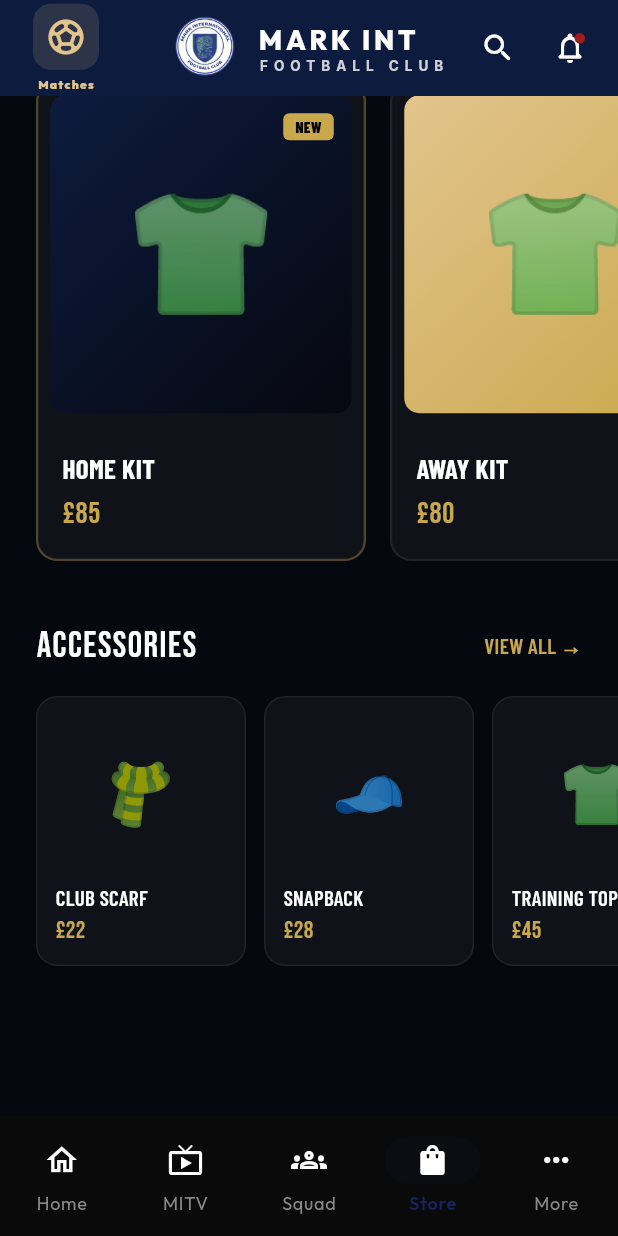
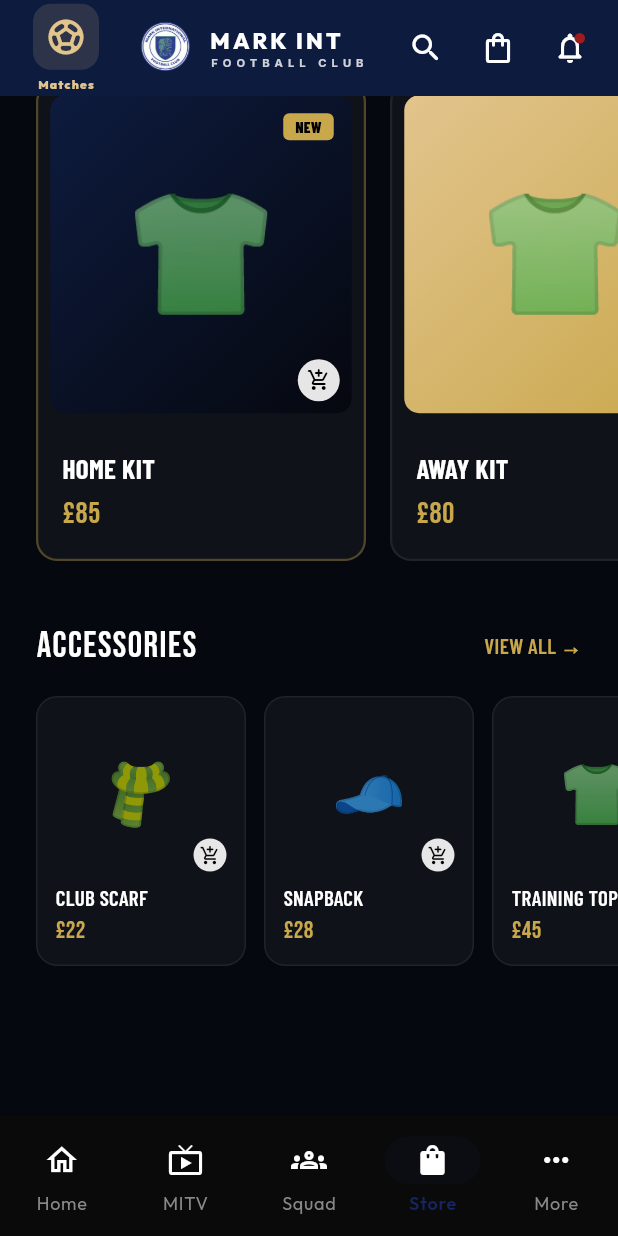
Before and after one commit to roshanalbertshaiju/markfc-app, a Flutter app: the screen it shows after launch, item 4 of the bottom bar chosen, scrolled down 333 dp, on a phone screen of 412 x 824 dp. Run offline on Flutter 3.47's test engine with Material 3 defaults, Android fonts, the phone set to English and light mode, and no system bars; our stand-ins replace cached_network_image, emoji_picker_flutter, flutter_animate, flutter_riverpod, go_router, google_fonts and 3 more; network calls fail.

Commit message:
feat: implement store screen with product display and cart integration.

```diff
--- /dev/null
+++ b/lib/features/store/data/models/cart_item.dart
@@ -0,0 +1,45 @@
+import 'package:flutter/foundation.dart';
+
+@immutable
+class CartItem {
+  final String id;
+  final String name;
+  final String price;
+  final String emoji;
+  final int quantity;
+
+  const CartItem({
+    required this.id,
+    required this.name,
+    required this.price,
+    required this.emoji,
+    this.quantity = 1,
+  });
+
+  CartItem copyWith({
+    String? id,
+    String? name,
+    String? price,
+    String? emoji,
+    int? quantity,
+  }) {
+    return CartItem(
+      id: id ?? this.id,
+      name: name ?? this.name,
+      price: price ?? this.price,
+      emoji: emoji ?? this.emoji,
+      quantity: quantity ?? this.quantity,
+    );
+  }
+
+  @override
+  bool operator ==(Object other) =>
+      identical(this, other) ||
+      other is CartItem &&
+          runtimeType == other.runtimeType &&
+          id == other.id &&
+          quantity == other.quantity;
+
+  @override
+  int get hashCode => id.hashCode ^ quantity.hashCode;
+}
--- a/lib/features/store/presentation/pages/store_screen.dart
+++ b/lib/features/store/presentation/pages/store_screen.dart
@@ -1,12 +1,15 @@
 import 'package:flutter/material.dart';
 import 'package:google_fonts/google_fonts.dart';
 import 'package:markfc/shared/widgets/mifc_top_bar.dart';
+import 'package:flutter_riverpod/flutter_riverpod.dart';
+import '../providers/cart_provider.dart';
+import '../../data/models/cart_item.dart';
 
-class StoreScreen extends StatelessWidget {
+class StoreScreen extends ConsumerWidget {
   const StoreScreen({super.key});
 
   @override
-  Widget build(BuildContext context) {
+  Widget build(BuildContext context, WidgetRef ref) {
     return Scaffold(
       backgroundColor: const Color(0xFF06080F),
       appBar: const MifcTopBar(),
@@ -138,7 +141,7 @@
           child: ListView(
             scrollDirection: Axis.horizontal,
             padding: const EdgeInsets.symmetric(horizontal: 24),
-            children: const [
+            children: [
               _KitCard(
                 name: 'HOME KIT',
                 price: '£85',
@@ -185,7 +188,7 @@
   }
 }
 
-class _KitCard extends StatelessWidget {
+class _KitCard extends ConsumerWidget {
   final String name;
   final String price;
   final List<Color> gradientColors;
@@ -205,7 +208,7 @@
   });
 
   @override
-  Widget build(BuildContext context) {
+  Widget build(BuildContext context, WidgetRef ref) {
     return Container(
       width: 220,
       decoration: BoxDecoration(
@@ -258,6 +261,48 @@
                     child: Text(
                       emoji,
                       style: const TextStyle(fontSize: 80),
+                    ),
+                  ),
+                  // Add to Cart mini button on image
+                  Positioned(
+                    bottom: 8,
+                    right: 8,
+                    child: GestureDetector(
+                      onTap: () {
+                        ref.read(cartProvider.notifier).addItem(
+                          CartItem(
+                            id: 'kit_$name',
+                            name: name,
+                            price: price,
+                            emoji: emoji,
+                          ),
+                        );
+                        ScaffoldMessenger.of(context).showSnackBar(
+                          SnackBar(
+                            content: Text('$name added to cart'),
+                            duration: const Duration(seconds: 1),
+                            backgroundColor: const Color(0xFF0D1B3E),
+                          ),
+                        );
+                      },
+                      child: Container(
+                        padding: const EdgeInsets.all(6),
+                        decoration: BoxDecoration(
+                          color: Colors.white.withValues(alpha: 0.9),
+                          shape: BoxShape.circle,
+                          boxShadow: [
+                            BoxShadow(
+                              color: Colors.black.withValues(alpha: 0.2),
+                              blurRadius: 4,
+                            ),
+                          ],
+                        ),
+                        child: const Icon(
+                          Icons.add_shopping_cart_rounded,
+                          size: 16,
+                          color: Colors.black,
+                        ),
+                      ),
                     ),
                   ),
                 ],
@@ -332,7 +377,7 @@
           child: ListView(
             scrollDirection: Axis.horizontal,
             padding: const EdgeInsets.symmetric(horizontal: 24),
-            children: const [
+            children: [
               _AccessoryCard(name: 'CLUB SCARF', price: '£22', emoji: '🧣'),
               SizedBox(width: 12),
               _AccessoryCard(name: 'SNAPBACK', price: '£28', emoji: '🧢'),
@@ -352,7 +397,7 @@
   }
 }
 
-class _AccessoryCard extends StatelessWidget {
+class _AccessoryCard extends ConsumerWidget {
   final String name;
   final String price;
   final String emoji;
@@ -364,7 +409,7 @@
   });
 
   @override
-  Widget build(BuildContext context) {
+  Widget build(BuildContext context, WidgetRef ref) {
     return Container(
       width: 140,
       padding: const EdgeInsets.all(12),
@@ -380,11 +425,50 @@
         crossAxisAlignment: CrossAxisAlignment.start,
         children: [
           Expanded(
-            child: Center(
-              child: Text(
-                emoji,
-                style: const TextStyle(fontSize: 40),
-              ),
+            child: Stack(
+              children: [
+                Center(
+                  child: Text(
+                    emoji,
+                    style: const TextStyle(fontSize: 40),
+                  ),
+                ),
+                Positioned(
+                  bottom: 0,
+                  right: 0,
+                  child: GestureDetector(
+                    onTap: () {
+                      ref.read(cartProvider.notifier).addItem(
+                        CartItem(
+                          id: 'acc_$name',
+                          name: name,
+                          price: price,
+                          emoji: emoji,
+                        ),
+                      );
+                      ScaffoldMessenger.of(context).showSnackBar(
+                        SnackBar(
+                          content: Text('$name added to cart'),
+                          duration: const Duration(seconds: 1),
+                          backgroundColor: const Color(0xFF0D1B3E),
+                        ),
+                      );
+                    },
+                    child: Container(
+                      padding: const EdgeInsets.all(4),
+                      decoration: BoxDecoration(
+                        color: Colors.white.withValues(alpha: 0.9),
+                        shape: BoxShape.circle,
+                      ),
+                      child: const Icon(
+                        Icons.add_shopping_cart_rounded,
+                        size: 14,
+                        color: Colors.black,
+                      ),
+                    ),
+                  ),
+                ),
+              ],
             ),
           ),
           const SizedBox(height: 8),
--- a/lib/shared/widgets/mifc_top_bar.dart
+++ b/lib/shared/widgets/mifc_top_bar.dart
@@ -1,7 +1,9 @@
 import 'package:flutter/material.dart';
 import 'package:flutter/services.dart';
 import 'package:google_fonts/google_fonts.dart';
+import 'package:flutter_riverpod/flutter_riverpod.dart';
 import 'package:markfc/core/theme/mifc_colors.dart';
+import '../../features/store/presentation/providers/cart_provider.dart';
 
 class MifcTopBar extends StatelessWidget implements PreferredSizeWidget {
   final double opacity;
@@ -104,6 +106,48 @@
           icon: const Icon(Icons.search_rounded, color: MifcColors.white, size: 24),
           onPressed: () {},
         ),
+        // Cart Icon with Badge
+        Consumer(
+          builder: (context, ref, child) {
+            final cartCount = ref.watch(cartCountProvider);
+            return Stack(
+              alignment: Alignment.center,
+              children: [
+                IconButton(
+                  icon: const Icon(Icons.shopping_bag_outlined, color: MifcColors.white, size: 24),
+                  onPressed: () {
+                    // Navigate to cart or show summary
+                  },
+                ),
+                if (cartCount > 0)
+                  Positioned(
+                    right: 8,
+                    top: 8,
+                    child: Container(
+                      padding: const EdgeInsets.all(2),
+                      decoration: const BoxDecoration(
+                        color: Color(0xFFC9A84C),
+                        shape: BoxShape.circle,
+                      ),
+                      constraints: const BoxConstraints(
+                        minWidth: 14,
+                        minHeight: 14,
+                      ),
+                      child: Text(
+                        '$cartCount',
+                        style: const TextStyle(
+                          color: Colors.black,
+                          fontSize: 8,
+                          fontWeight: FontWeight.bold,
+                        ),
+                        textAlign: TextAlign.center,
+                      ),
+                    ),
+                  ),
+              ],
+            );
+          },
+        ),
         Stack(
           alignment: Alignment.center,
           children: [
```
Also changed, not shown: lib/features/store/presentation/providers/cart_provider.dart (added, +60 -0 lines).
